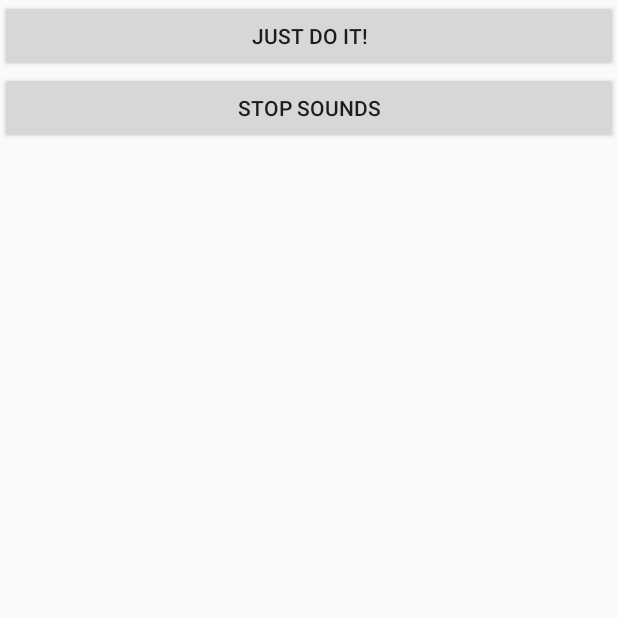
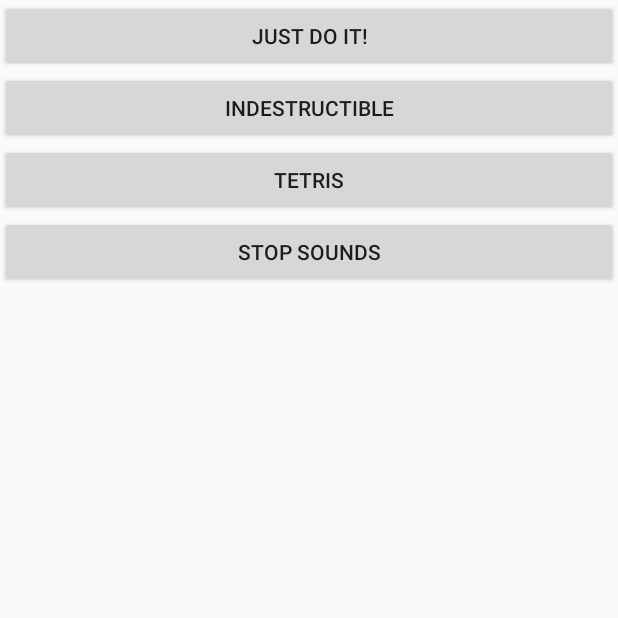
Before and after one commit to khoax123/SSBSB, an Android app: the fragment Rand2 shown on its own in the app's theme, on a phone screen of 412 x 824 dp, the top half of it. Run offline under Robolectric (Android 15) with nearby library versions, the phone set to English and light mode, and no system bars.

Commit message:
Added Sounds

```diff
--- a/app/src/main/java/com/khoax123/ssbsb/Rand2.java
+++ b/app/src/main/java/com/khoax123/ssbsb/Rand2.java
@@ -47,7 +47,33 @@
             }
         });
 
+        Button indestructible = (Button) getActivity().findViewById(R.id.indestructible);
+        indestructible.setOnClickListener(new View.OnClickListener() {
+            @Override
+            public void onClick(View v) {
+                stopPlaying();
+                mp = MediaPlayer.create(getActivity(), R.raw.indestructible);
+                mp.start();
+            }
+        });
 
+        Button tetris = (Button) getActivity().findViewById(R.id.tetris);
+        tetris.setOnClickListener(new View.OnClickListener() {
+            @Override
+            public void onClick(View v) {
+                stopPlaying();
+                mp = MediaPlayer.create(getActivity(), R.raw.tetris);
+                mp.start();
+            }
+        });
+
+        Button stop = (Button) getActivity().findViewById(R.id.stopper6);
+        stop.setOnClickListener(new View.OnClickListener() {
+            @Override
+            public void onClick(View v) {
+                stopPlaying();
+            }
+        });
     }
 
 
@@ -59,9 +85,5 @@
         }
     }
 
-    @Override
-    public void onPause() {
-        super.onPause();
-        stopPlaying();
-    }
+
 }
--- a/app/src/main/res/layout/fragment_rand2.xml
+++ b/app/src/main/res/layout/fragment_rand2.xml
@@ -21,10 +21,26 @@
                 android:text="Just Do IT!" />
 
             <Button
-                android:id="@+id/stopper1"
+                android:id="@+id/indestructible"
                 android:layout_width="match_parent"
                 android:layout_height="wrap_content"
-                android:layout_below="@+id/just_do_it"
+                android:layout_below="@id/just_do_it"
+                android:layout_weight="1"
+                android:text="indestructible" />
+
+            <Button
+                android:id="@+id/tetris"
+                android:layout_width="match_parent"
+                android:layout_height="wrap_content"
+                android:layout_below="@id/indestructible"
+                android:layout_weight="1"
+                android:text="Tetris" />
+
+            <Button
+                android:id="@+id/stopper6"
+                android:layout_width="match_parent"
+                android:layout_height="wrap_content"
+                android:layout_below="@+id/tetris"
                 android:layout_weight="1"
                 android:text="Stop Sounds" />
 
```
